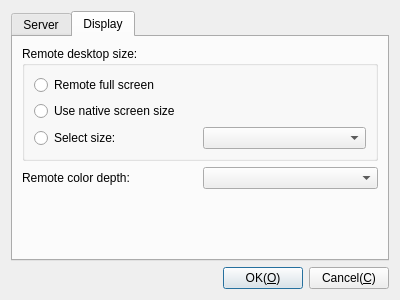
Before: the Qt Designer form Viewer/Plugins/FreeRdp/DlgSetFreeRdp.ui in KangLin/RabbitRemoteControl, drawn with Qt 5.
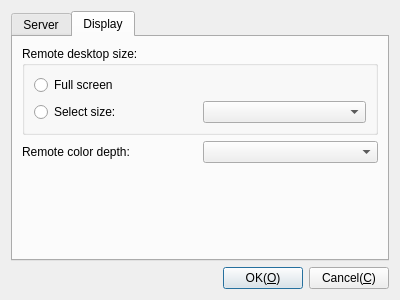
After: the same form once the commit is applied.

Commit message: FreeRdp: modify desktop size paramter

Diff of the .ui file:
```diff
--- a/Viewer/Plugins/FreeRdp/DlgSetFreeRdp.ui
+++ b/Viewer/Plugins/FreeRdp/DlgSetFreeRdp.ui
@@ -201,25 +201,7 @@
           <string>Remote desktop size:</string>
          </property>
          <layout class="QGridLayout" name="gridLayout_3">
-          <item row="0" column="0">
-           <widget class="QRadioButton" name="rbFull">
-            <property name="text">
-             <string>Remote full screen</string>
-            </property>
-           </widget>
-          </item>
           <item row="1" column="0">
-           <layout class="QHBoxLayout" name="horizontalLayout_10">
-            <item>
-             <widget class="QRadioButton" name="rbNative">
-              <property name="text">
-               <string>Use native screen size</string>
-              </property>
-             </widget>
-            </item>
-           </layout>
-          </item>
-          <item row="2" column="0">
            <layout class="QHBoxLayout" name="horizontalLayout_9">
             <item>
              <widget class="QRadioButton" name="rbSelect">
@@ -233,6 +215,17 @@
             </item>
            </layout>
           </item>
+          <item row="0" column="0">
+           <layout class="QHBoxLayout" name="horizontalLayout_10">
+            <item>
+             <widget class="QRadioButton" name="rbFullScreen">
+              <property name="text">
+               <string>Full screen</string>
+              </property>
+             </widget>
+            </item>
+           </layout>
+          </item>
          </layout>
         </widget>
        </item>
```
The commit also changes 2 other files.
